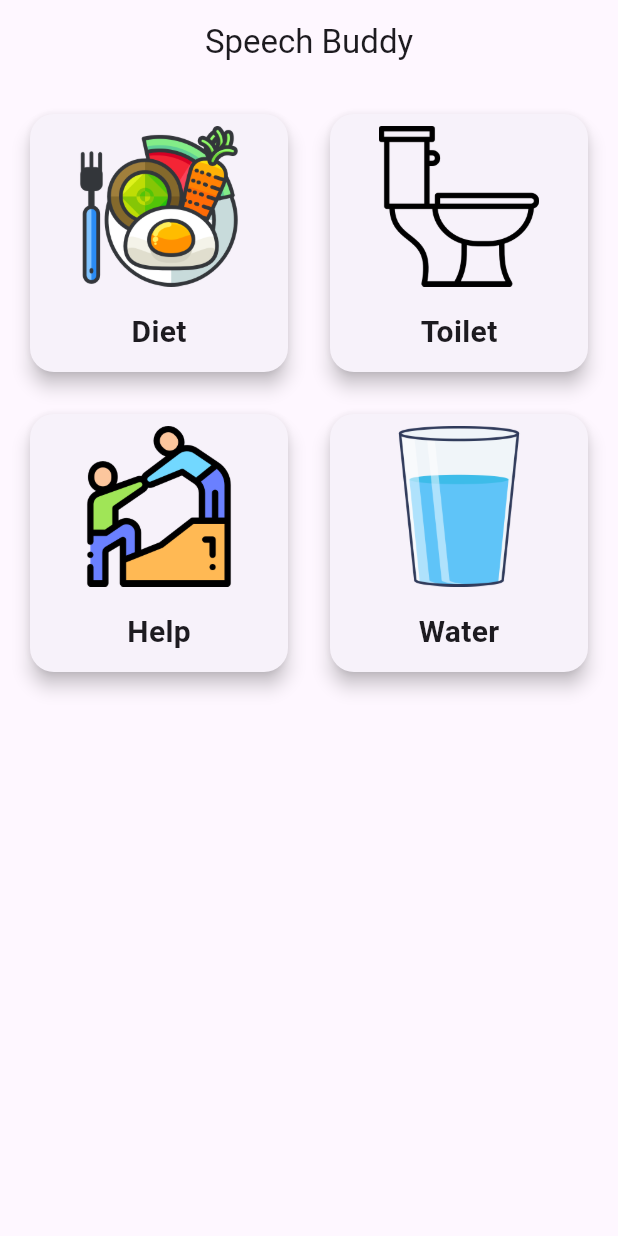
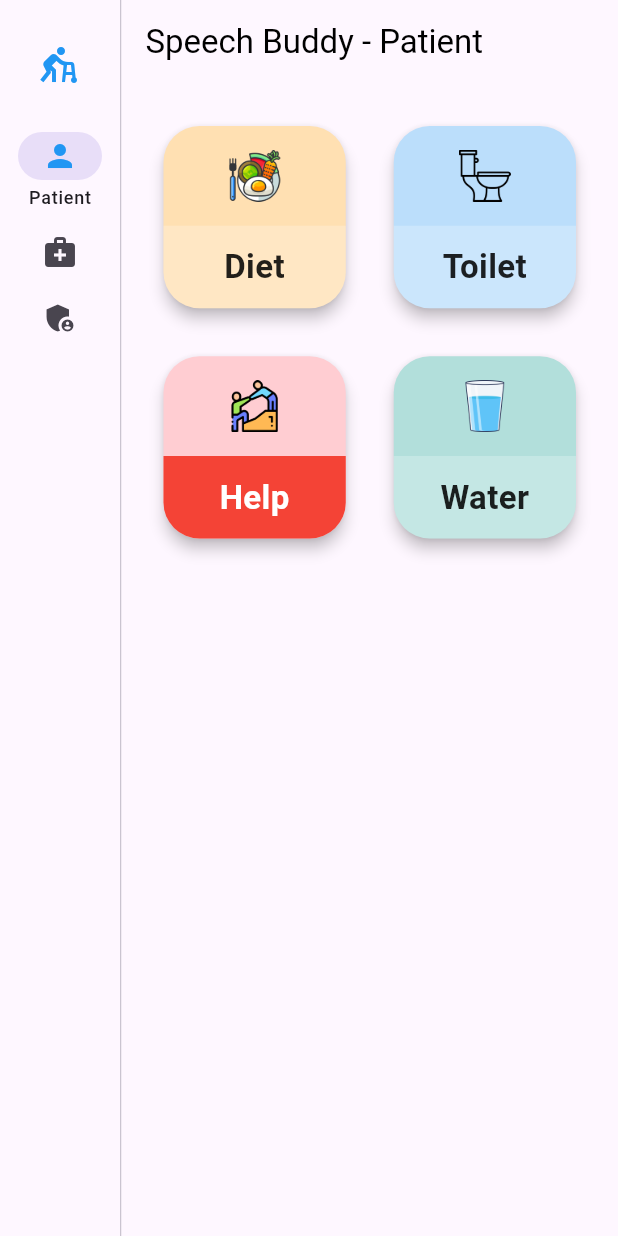
Before and after one commit to Tanikasri/Speech-Buddy, a Flutter app: the screen it shows after launch, on a phone screen of 412 x 824 dp. Run offline on Flutter 3.47's test engine with Material 3 defaults, Android fonts, the phone set to English and light mode, and no system bars; our stand-ins replace audioplayers, hive, hive_flutter; accounts and stored records are empty.

Commit message:
feat: upgrade to multi-role assistive communication system - Add 3 roles Patient Caretaker Admin - Integrate Hive local DB - Add Provider state management - Add NavigationRail AppShell - Rebuild UserView grid with audio and request logging - Add CaretakerView sorted requests Accept Complete - Add AdminView analytics avg response time - Add Hive data models Request RoomAssignment - Seed default room assignments

```diff
--- /dev/null
+++ b/speakbuddy/lib/app_shell.dart
@@ -0,0 +1,89 @@
+import 'package:flutter/material.dart';
+import 'package:provider/provider.dart';
+import 'providers/request_provider.dart';
+import 'screens/user_view.dart';
+import 'screens/caretaker_view.dart';
+import 'screens/admin_view.dart';
+
+class AppShell extends StatefulWidget {
+  const AppShell({super.key});
+
+  @override
+  State<AppShell> createState() => _AppShellState();
+}
+
+class _AppShellState extends State<AppShell> {
+  int _selectedIndex = 0;
+
+  @override
+  void initState() {
+    super.initState();
+    // Initialize Hive and Provider data
+    Future.microtask(() =>
+      Provider.of<RequestProvider>(context, listen: false).init()
+    );
+  }
+
+  @override
+  Widget build(BuildContext context) {
+    final provider = context.watch<RequestProvider>();
+
+    if (!provider.isInitialized) {
+      return const Scaffold(
+        body: Center(child: CircularProgressIndicator()),
+      );
+    }
+
+    return Scaffold(
+      body: Row(
+        children: [
+          _buildNavigationRail(),
+          const VerticalDivider(thickness: 1, width: 1),
+          Expanded(
+            child: IndexedStack(
+              index: _selectedIndex,
+              children: const [
+                UserView(),
+                CaretakerView(),
+                AdminView(),
+              ],
+            ),
+          ),
+        ],
+      ),
+    );
+  }
+
+  Widget _buildNavigationRail() {
+    return NavigationRail(
+      selectedIndex: _selectedIndex,
+      onDestinationSelected: (int index) {
+        setState(() {
+          _selectedIndex = index;
+        });
+      },
+      labelType: NavigationRailLabelType.selected,
+      leading: const Padding(
+        padding: EdgeInsets.symmetric(vertical: 20),
+        child: Icon(Icons.assist_walker, color: Colors.blue, size: 32),
+      ),
+      destinations: const [
+        NavigationRailDestination(
+          icon: Icon(Icons.person),
+          selectedIcon: Icon(Icons.person, color: Colors.blue),
+          label: Text('Patient'),
+        ),
+        NavigationRailDestination(
+          icon: Icon(Icons.medical_services),
+          selectedIcon: Icon(Icons.medical_services, color: Colors.blue),
+          label: Text('Caretaker'),
+        ),
+        NavigationRailDestination(
+          icon: Icon(Icons.admin_panel_settings),
+          selectedIcon: Icon(Icons.admin_panel_settings, color: Colors.blue),
+          label: Text('Admin'),
+        ),
+      ],
+    );
+  }
+}
--- a/speakbuddy/lib/main.dart
+++ b/speakbuddy/lib/main.dart
@@ -1,8 +1,31 @@
 import 'package:flutter/material.dart';
-import 'package:audioplayers/audioplayers.dart';
+import 'package:hive_flutter/hive_flutter.dart';
+import 'package:provider/provider.dart';
+import 'models/request.dart';
+import 'models/room_assignment.dart';
+import 'providers/request_provider.dart';
+import 'app_shell.dart';
 
-void main() {
-  runApp(const MyApp());
+void main() async {
+  WidgetsFlutterBinding.ensureInitialized();
+
+  // Initialize Hive
+  await Hive.initFlutter();
+
+  // Register Adapters
+  // These will be generated by build_runner.
+  // If build_runner hasn't been run yet, these will show errors in IDE.
+  Hive.registerAdapter(RequestAdapter());
+  Hive.registerAdapter(RoomAssignmentAdapter());
+
+  runApp(
+    MultiProvider(
+      providers: [
+        ChangeNotifierProvider(create: (_) => RequestProvider()),
+      ],
+      child: const MyApp(),
+    ),
+  );
 }
 
 class MyApp extends StatelessWidget {
@@ -11,75 +34,17 @@ class MyApp extends StatelessWidget {
   @override
   Widget build(BuildContext context) {
     return MaterialApp(
-      title: 'Speech Buddy',
-      theme: ThemeData(primarySwatch: Colors.blue),
-      home: const HomeScreen(),
+      debugShowCheckedModeBanner: false,
+      title: 'Speech Buddy Pro',
+      theme: ThemeData(
+        useMaterial3: true,
+        primarySwatch: Colors.blue,
+        cardTheme: CardTheme(
+          elevation: 2,
+          shape: RoundedRectangleBorder(borderRadius: BorderRadius.circular(16)),
+        ),
+      ),
+      home: const AppShell(),
     );
   }
 }
-
-class HomeScreen extends StatelessWidget {
-  const HomeScreen({super.key});
-
-  // Single audio player for the app
-  static final AudioPlayer _player = AudioPlayer();
-
-  // Function to play audio from assets
-  Future<void> _playAudio(String audioFile) async {
-    await _player.stop(); // stop previous audio if any
-    await _player.play(AssetSource(audioFile));
-  }
-
-  @override
-  Widget build(BuildContext context) {
-    return Scaffold(
-      appBar: AppBar(
-        title: const Text('Speech Buddy'),
-        centerTitle: true,
-      ),
-      body: GridView.count(
-        crossAxisCount: 2,
-        childAspectRatio: 1,
-        padding: const EdgeInsets.all(16),
-        mainAxisSpacing: 20,
-        crossAxisSpacing: 20,
-        children: [
-          _buildCard('Diet', 'assets/diet.png', 'diet.mp3'),
-          _buildCard('Toilet', 'assets/toilet.png', 'toilet.mp3'),
-          _buildCard('Help', 'assets/help.png', 'help.mp3'),
-          _buildCard('Water', 'assets/water.png', 'water.mp3'),
-        ],
-      ),
-    );
-  }
-
-  Widget _buildCard(String title, String assetPath, String audioFile) {
-    return Card(
-      elevation: 5,
-      shape: RoundedRectangleBorder(borderRadius: BorderRadius.circular(16)),
-      child: InkWell(
-        onTap: () {
-          _playAudio(audioFile); // Play audio on tap
-        },
-        borderRadius: BorderRadius.circular(16),
-        child: Column(
-          mainAxisAlignment: MainAxisAlignment.center,
-          children: [
-            Expanded(
-              child: Padding(
-                padding: const EdgeInsets.all(8.0),
-                child: Image.asset(assetPath, fit: BoxFit.contain),
-              ),
-            ),
-            const SizedBox(height: 8),
-            Text(
-              title,
-              style: const TextStyle(fontSize: 20, fontWeight: FontWeight.bold),
-            ),
-            const SizedBox(height: 12),
-          ],
-        ),
-      ),
-    );
-  }
-}
--- /dev/null
+++ b/speakbuddy/lib/models/request.dart
@@ -0,0 +1,37 @@
+import 'package:hive/hive.dart';
+
+part 'request.g.dart';
+
+@HiveType(typeId: 0)
+class Request extends HiveObject {
+  @HiveField(0)
+  late String id;
+
+  @HiveField(1)
+  late String roomId;
+
+  @HiveField(2)
+  late String type;
+
+  @HiveField(3)
+  late String status;
+
+  @HiveField(4)
+  late DateTime createdAt;
+
+  @HiveField(5)
+  DateTime? acceptedAt;
+
+  @HiveField(6)
+  DateTime? completedAt;
+
+  Request({
+    required this.id,
+    required this.roomId,
+    required this.type,
+    required this.status,
+    required this.createdAt,
+    this.acceptedAt,
+    this.completedAt,
+  });
+}
--- /dev/null
+++ b/speakbuddy/lib/models/room_assignment.dart
@@ -0,0 +1,17 @@
+import 'package:hive/hive.dart';
+
+part 'room_assignment.g.dart';
+
+@HiveType(typeId: 1)
+class RoomAssignment extends HiveObject {
+  @HiveField(0)
+  late String roomId;
+
+  @HiveField(1)
+  late String caretakerId;
+
+  RoomAssignment({
+    required this.roomId,
+    required this.caretakerId,
+  });
+}
--- /dev/null
+++ b/speakbuddy/lib/providers/request_provider.dart
@@ -0,0 +1,128 @@
+import 'package:flutter/material.dart';
+import 'package:hive/hive.dart';
+import 'package:uuid/uuid.dart';
+import '../models/request.dart';
+import '../models/room_assignment.dart';
+
+class RequestProvider extends ChangeNotifier {
+  late Box<Request> _requestBox;
+  late Box<RoomAssignment> _assignmentBox;
+  final _uuid = const Uuid();
+
+  List<Request> get requests => _requestBox.values.toList();
+  List<RoomAssignment> get assignments => _assignmentBox.values.toList();
+
+  bool _isInitialized = false;
+  bool get isInitialized => _isInitialized;
+
+  Future<void> init() async {
+    _requestBox = await Hive.openBox<Request>('requests');
+    _assignmentBox = await Hive.openBox<RoomAssignment>('assignments');
+
+    // Seed default assignments if empty
+    if (_assignmentBox.isEmpty) {
+      await _assignmentBox.addAll([
+        RoomAssignment(roomId: '101', caretakerId: 'Caretaker A'),
+        RoomAssignment(roomId: '102', caretakerId: 'Caretaker B'),
+        RoomAssignment(roomId: '103', caretakerId: 'Caretaker A'),
+      ]);
+    }
+
+    _isInitialized = true;
+    notifyListeners();
+  }
+
+  // --- ACTIONS ---
+
+  Future<void> addRequest(String type, String roomId) async {
+    final newRequest = Request(
+      id: _uuid.v4(),
+      roomId: roomId,
+      type: type,
+      status: 'PENDING',
+      createdAt: DateTime.now(),
+    );
+    await _requestBox.put(newRequest.id, newRequest);
+    notifyListeners();
+  }
+
+  Future<void> acceptRequest(String id) async {
+    final request = _requestBox.get(id);
+    if (request != null) {
+      request.status = 'ACCEPTED';
+      request.acceptedAt = DateTime.now();
+      await request.save();
+      notifyListeners();
+    }
+  }
+
+  Future<void> completeRequest(String id) async {
+    final request = _requestBox.get(id);
+    if (request != null) {
+      request.status = 'COMPLETED';
+      request.completedAt = DateTime.now();
+      await request.save();
+      notifyListeners();
+    }
+  }
+
+  Future<void> assignCaretaker(String roomId, String caretakerId) async {
+    // Find existing assignment or create new
+    final index = _assignmentBox.values.toList().indexWhere((a) => a.roomId == roomId);
+    if (index != -1) {
+      final assignment = _assignmentBox.getAt(index);
+      assignment?.caretakerId = caretakerId;
+      await assignment?.save();
+    } else {
+      await _assignmentBox.add(RoomAssignment(roomId: roomId, caretakerId: caretakerId));
+    }
+    notifyListeners();
+  }
+
+  // --- GETTERS ---
+
+  List<Request> getRequestsForCaretaker(String caretakerId) {
+    final assignedRooms = _assignmentBox.values
+        .where((a) => a.caretakerId == caretakerId)
+        .map((a) => a.roomId)
+        .toSet();
+
+    final filtered = requests.where((r) => assignedRooms.contains(r.roomId)).toList();
+
+    // Sort: PENDING first, then by priority (HELP at top), then by time
+    filtered.sort((a, b) {
+      if (a.status != b.status) {
+        if (a.status == 'PENDING') return -1;
+        if (b.status == 'PENDING') return 1;
+        if (a.status == 'ACCEPTED') return -1;
+        if (b.status == 'ACCEPTED') return 1;
+      }
+      if (a.type != b.type) {
+        if (a.type == 'HELP') return -1;
+        if (b.type == 'HELP') return 1;
+      }
+      return b.createdAt.compareTo(a.createdAt);
+    });
+
+    return filtered;
+  }
+
+  // Analytics
+  Map<String, int> getRequestTypeCounts() {
+    final counts = <String, int>{};
+    for (var r in requests) {
+      counts[r.type] = (counts[r.type] ?? 0) + 1;
+    }
+    return counts;
+  }
+
+  double getAverageResponseTimeSeconds() {
+    final completed = requests.where((r) => r.acceptedAt != null).toList();
+    if (completed.isEmpty) return 0;
+
+    final total = completed.fold<int>(0, (sum, r) {
+      return sum + r.acceptedAt!.difference(r.createdAt).inSeconds;
+    });
+    return total / completed.length;
+  }
+}
--- /dev/null
+++ b/speakbuddy/lib/screens/user_view.dart
@@ -0,0 +1,102 @@
+import 'package:flutter/material.dart';
+import 'package:provider/provider.dart';
+import 'package:audioplayers/audioplayers.dart';
+import '../providers/request_provider.dart';
+
+class UserView extends StatelessWidget {
+  const UserView({super.key});
+
+  static final AudioPlayer _player = AudioPlayer();
+
+  Future<void> _playAndRequest(BuildContext context, String title, String audioFile) async {
+    // 1. Play Audio
+    await _player.stop();
+    await _player.play(AssetSource(audioFile));
+
+    // 2. Add Request to Hive
+    final provider = Provider.of<RequestProvider>(context, listen: false);
+    await provider.addRequest(title.toUpperCase(), '101'); // Assuming Room 101 for demo
+
+    // 3. Show feedback
+    ScaffoldMessenger.of(context).showSnackBar(
+      SnackBar(
+        content: Text('$title Request Sent!'),
+        backgroundColor: Colors.green,
+        duration: const Duration(seconds: 1),
+      ),
+    );
+  }
+
+  @override
+  Widget build(BuildContext context) {
+    return Scaffold(
+      appBar: AppBar(
+        title: const Text('Speech Buddy - Patient'),
+        elevation: 0,
+        backgroundColor: Colors.transparent,
+        foregroundColor: Colors.black,
+      ),
+      body: GridView.count(
+        crossAxisCount: 2,
+        padding: const EdgeInsets.all(24),
+        mainAxisSpacing: 24,
+        crossAxisSpacing: 24,
+        children: [
+          _buildActionCard(context, 'Diet', 'assets/diet.png', 'diet.mp3', Colors.orange.shade100),
+          _buildActionCard(context, 'Toilet', 'assets/toilet.png', 'toilet.mp3', Colors.blue.shade100),
+          _buildActionCard(context, 'Help', 'assets/help.png', 'help.mp3', Colors.red.shade100),
+          _buildActionCard(context, 'Water', 'assets/water.png', 'water.mp3', Colors.teal.shade100),
+        ],
+      ),
+    );
+  }
+
+  Widget _buildActionCard(BuildContext context, String title, String iconPath, String audioFile, Color bgColor) {
+    final bool isHelp = title == 'Help';
+
+    return Card(
+      elevation: 4,
+      color: bgColor,
+      shape: RoundedRectangleBorder(borderRadius: BorderRadius.circular(24)),
+      child: InkWell(
+        onTap: () => _playAndRequest(context, title, audioFile),
+        borderRadius: BorderRadius.circular(24),
+        child: Column(
+          mainAxisAlignment: MainAxisAlignment.center,
+          children: [
+            Expanded(
+              child: Padding(
+                padding: const EdgeInsets.all(16.0),
+                child: Image.asset(
+                  iconPath,
+                  fit: BoxFit.contain,
+                  errorBuilder: (context, error, stackTrace) => const Icon(Icons.error, size: 50),
+                ),
+              ),
+            ),
+            Container(
+              width: double.infinity,
+              padding: const EdgeInsets.symmetric(vertical: 12),
+              decoration: BoxDecoration(
+                color: isHelp ? Colors.red : Colors.white24,
+                borderRadius: const BorderRadius.only(
+                  bottomLeft: Radius.circular(24),
+                  bottomRight: Radius.circular(24),
+                ),
+              ),
+              child: Text(
+                title,
+                textAlign: TextAlign.center,
+                style: TextStyle(
+                  fontSize: 22,
+                  fontWeight: FontWeight.bold,
+                  color: isHelp ? Colors.white : Colors.black87,
+                ),
+              ),
+            ),
+          ],
+        ),
+      ),
+    );
+  }
+}
```
Also changed, not shown: speakbuddy/lib/screens/admin_view.dart (added, +96 -0 lines), speakbuddy/lib/screens/caretaker_view.dart (added, +106 -0 lines), speakbuddy/pubspec.yaml (+7 -1 lines), speakbuddy/lib/models/request.g.dart (added), speakbuddy/lib/models/room_assignment.g.dart (added), speakbuddy/pubspec.lock, 1 other file.
